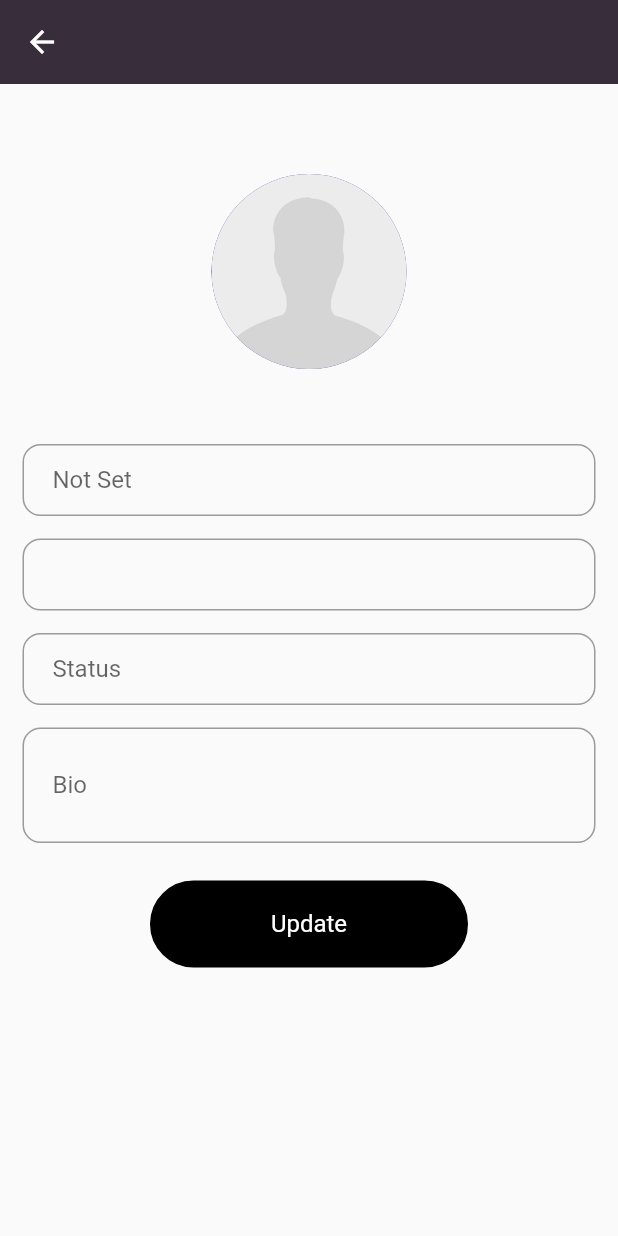
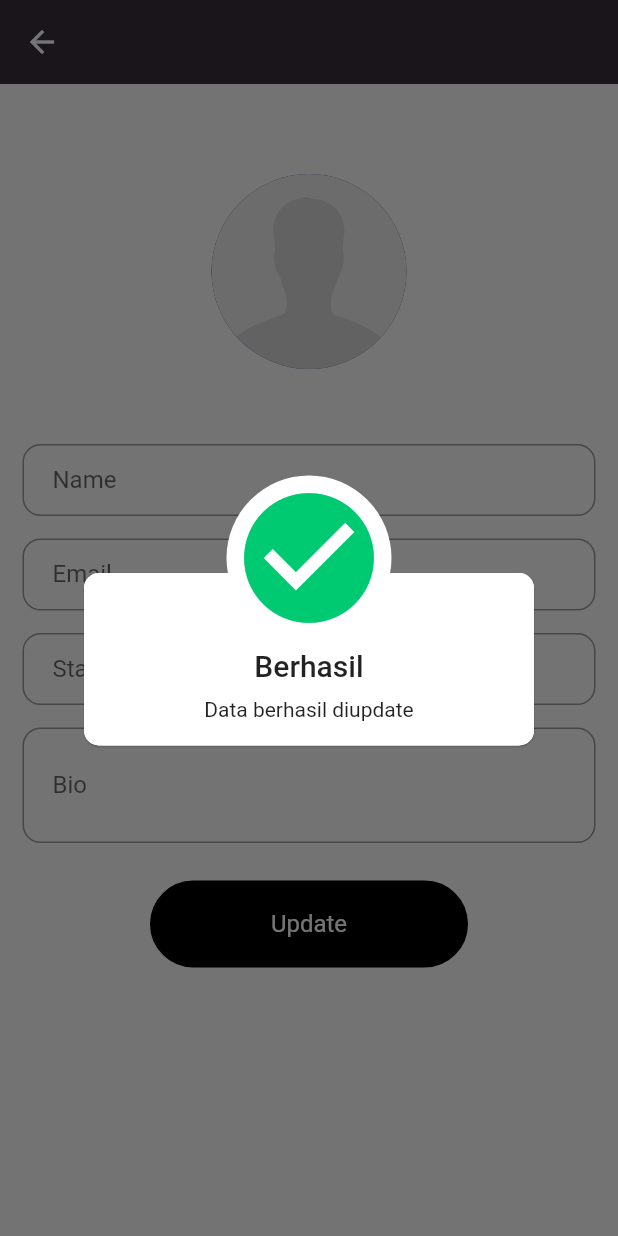
Before and after one commit to yusptar/JawaBot, a Flutter app: the EditProfilePage screen opened directly, after a tap on "Update", on a phone screen of 412 x 824 dp. Run offline on Flutter 3.47's test engine with Material 2 defaults, Android fonts, the phone set to English and light mode, and no system bars; our stand-ins replace awesome_dialog, cloud_firestore, email_validator, firebase_auth, firebase_core, font_awesome_flutter and 2 more; missing offline and left inert: dialog_flowtter; accounts and stored records are empty.

Commit message:
new update (read data & update data)

```diff
--- a/lib/pages/dashboard_page.dart
+++ b/lib/pages/dashboard_page.dart
@@ -3,7 +3,6 @@ import 'package:chat_bot/pages/home_page.dart';
 import 'package:chat_bot/pages/profile_page.dart';
 import 'package:flutter/material.dart';
 import 'package:font_awesome_flutter/font_awesome_flutter.dart';
-import '../models/user.dart';
 
 class DashboardPage extends StatefulWidget {
   const DashboardPage({Key? key}) : super(key: key);
--- a/lib/pages/edit_profile_page.dart
+++ b/lib/pages/edit_profile_page.dart
@@ -1,57 +1,48 @@
 import 'package:flutter/material.dart';
-import 'package:shared_preferences/shared_preferences.dart';
-import 'package:firebase_auth/firebase_auth.dart';
+import 'package:cloud_firestore/cloud_firestore.dart';
+import '../widgets/alert/alert_update_profile.dart';
 
 class EditProfilePage extends StatefulWidget {
-  const EditProfilePage({super.key});
+  const EditProfilePage({
+    super.key,
+    this.name,
+    this.email,
+    this.status,
+    this.bio,
+  });
+  final String? name;
+  final String? email;
+  final String? status;
+  final String? bio;
 
   @override
   State<EditProfilePage> createState() => _EditProfilePageState();
 }
 
 class _EditProfilePageState extends State<EditProfilePage> {
-  final user = FirebaseAuth.instance.currentUser!;
+  TextEditingController nameController = TextEditingController();
+  TextEditingController emailController = TextEditingController();
+  TextEditingController statusController = TextEditingController();
+  TextEditingController bioController = TextEditingController();
 
-  String? photoURL;
-  String? displayName;
+  String? name;
   String? email;
-
-  final TextEditingController _statusController = TextEditingController();
-  final TextEditingController _bioController = TextEditingController();
-
-  Future<void> _addStatus() async {
-    final prefs = await SharedPreferences.getInstance();
-    setState(() {
-      prefs.setString('status', _statusController.text);
-    });
-  }
-
-  Future<void> _loadStatus() async {
-    final prefs = await SharedPreferences.getInstance();
-    setState(() {
-      _statusController.text = (prefs.getString('status') ?? '');
-    });
-  }
-
-  Future<void> _addBio() async {
-    final prefs = await SharedPreferences.getInstance();
-    setState(() {
-      prefs.setString('bio', _bioController.text);
-    });
-  }
-
-  Future<void> _loadBio() async {
-    final prefs = await SharedPreferences.getInstance();
-    setState(() {
-      _bioController.text = (prefs.getString('bio') ?? '');
-    });
-  }
+  String? status;
+  String? bio;
 
   @override
   void initState() {
-    _loadStatus();
-    _loadBio();
     super.initState();
+
+    name = widget.name;
+    email = widget.email;
+    status = widget.status;
+    bio = widget.bio;
+
+    nameController = TextEditingController(text: widget.name);
+    emailController = TextEditingController(text: widget.email);
+    statusController = TextEditingController(text: widget.status);
+    bioController = TextEditingController(text: widget.bio);
   }
 
   @override
@@ -76,9 +67,14 @@ class _EditProfilePageState extends State<EditProfilePage> {
                 margin: const EdgeInsets.only(
                     top: 50, bottom: 10, right: 15, left: 15),
                 child: TextFormField(
-                  readOnly: true,
+                  controller: nameController,
+                  onChanged: (String n) {
+                    setState(() {
+                      name = n;
+                    });
+                  },
                   decoration: InputDecoration(
-                    hintText: 'Not Set',
+                    labelText: 'Name',
                     contentPadding:
                         const EdgeInsets.fromLTRB(20.0, 10.0, 20.0, 10.0),
                     border: OutlineInputBorder(
@@ -91,9 +87,15 @@ class _EditProfilePageState extends State<EditProfilePage> {
                 margin: const EdgeInsets.only(
                     top: 5, bottom: 10, right: 15, left: 15),
                 child: TextFormField(
+                  controller: emailController,
                   readOnly: true,
+                  onChanged: (String e) {
+                    setState(() {
+                      email = e;
+                    });
+                  },
                   decoration: InputDecoration(
-                    hintText: user.email!,
+                    labelText: 'Email',
                     contentPadding:
                         const EdgeInsets.fromLTRB(20.0, 10.0, 20.0, 10.0),
                     border: OutlineInputBorder(
@@ -107,11 +109,15 @@ class _EditProfilePageState extends State<EditProfilePage> {
                     top: 5, bottom: 10, right: 15, left: 15),
                 child: TextFormField(
                   keyboardType: TextInputType.text,
-                  controller: _statusController,
+                  controller: statusController,
                   autofocus: false,
+                  onChanged: (String s) {
+                    setState(() {
+                      status = s;
+                    });
+                  },
                   decoration: InputDecoration(
                     labelText: 'Status',
-                    hintText: 'student, lecturer, etc..',
                     contentPadding:
                         const EdgeInsets.fromLTRB(20.0, 10.0, 20.0, 10.0),
                     border: OutlineInputBorder(
@@ -124,12 +130,16 @@ class _EditProfilePageState extends State<EditProfilePage> {
                 margin: const EdgeInsets.only(
                     bottom: 5, top: 5, right: 15, left: 15),
                 child: TextFormField(
-                  controller: _bioController,
+                  controller: bioController,
                   autofocus: false,
                   maxLines: 3,
+                  onChanged: (String b) {
+                    setState(() {
+                      bio = b;
+                    });
+                  },
                   decoration: InputDecoration(
                     labelText: 'Bio',
-                    hintText: 'hi im student, ..',
                     contentPadding:
                         const EdgeInsets.fromLTRB(20.0, 10.0, 20.0, 10.0),
                     border: OutlineInputBorder(
@@ -156,12 +166,18 @@ class _EditProfilePageState extends State<EditProfilePage> {
                     style: TextStyle(color: Colors.white),
                   ),
                   onTap: () {
-                    _addStatus();
-                    _addBio();
-                    /*const snackBar = SnackBar(
-                      content: Text('Berhasil update.'),
+                    final docUser = FirebaseFirestore.instance
+                        .collection('users')
+                        .doc('QqgJnMkZmtuwQdLvPxV9');
+
+                    docUser.update(
+                      {
+                        'name': nameController.text,
+                        'status': statusController.text,
+                        'bio': bioController.text,
+                      },
                     );
-                    ScaffoldMessenger.of(context).showSnackBar(snackBar);*/
+                    AlertUpdateProfile(context);
                   },
                 ),
               ),
--- a/lib/pages/login_pages.dart
+++ b/lib/pages/login_pages.dart
@@ -1,12 +1,9 @@
 import 'package:chat_bot/main.dart';
-import 'package:chat_bot/pages/dashboard_page.dart';
 import 'package:chat_bot/widgets/alert/alert_login_failure.dart';
 import 'package:email_validator/email_validator.dart';
 import 'package:flutter/gestures.dart';
 import 'package:flutter/material.dart';
-import 'package:chat_bot/services/sign_in_service.dart';
 import 'package:firebase_auth/firebase_auth.dart';
-import '../models/user.dart';
 
 class LoginPage extends StatefulWidget {
   final VoidCallback onClickedSignUp;
--- a/lib/pages/regis_pages.dart
+++ b/lib/pages/regis_pages.dart
@@ -201,6 +201,8 @@ class _RegisPage extends State<RegisPage> {
                         name: nameController.text,
                         email: emailController.text,
                         password: passwordController.text,
+                        status: 'Not Set',
+                        bio: 'Not Set',
                       );
                       signUp(user);
                     } else {
--- a/lib/widgets/alert/alert_register.dart
+++ b/lib/widgets/alert/alert_update_profile.dart
@@ -1,7 +1,7 @@
 import 'package:awesome_dialog/awesome_dialog.dart';
 import 'package:flutter/material.dart';
 
-void AlertRegister(BuildContext context) {
+void AlertUpdateProfile(BuildContext context) {
   AwesomeDialog(
     context: context,
     dialogType: DialogType.success,
@@ -15,8 +15,8 @@ void AlertRegister(BuildContext context) {
     ),
     headerAnimationLoop: false,
     animType: AnimType.bottomSlide,
-    title: 'Berhasil mendaftar',
-    desc: 'Silahkan isi email dan password untuk melakukan login',
+    title: 'Berhasil',
+    desc: 'Data berhasil diupdate',
     autoHide: const Duration(seconds: 3),
   ).show();
 }
```
Also changed, not shown: lib/main.dart (+0 -20 lines), lib/pages/home_page.dart (+44 -25 lines), lib/pages/profile_page.dart (+58 -37 lines).
